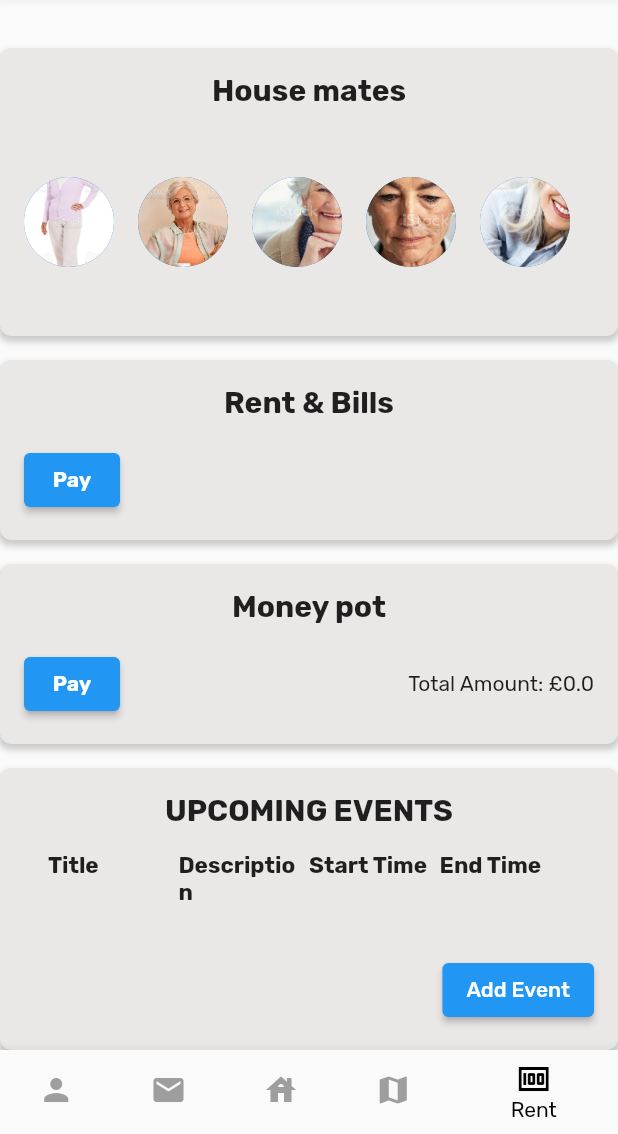
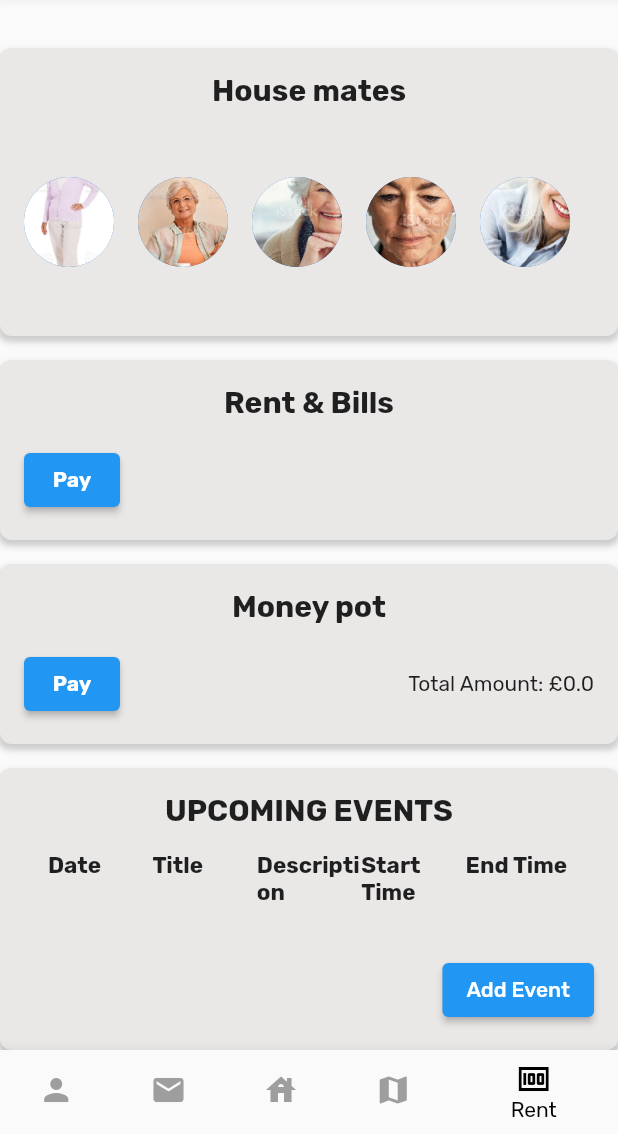
Before and after one commit to WarStoryTideTurner/SETAP-Student-Finance-Tracker, a Flutter app: the screen it shows after launch, item 5 of the bottom bar chosen, scrolled down 215 dp, on a phone screen of 412 x 824 dp, the part 102-1236 px from its top. Run offline on Flutter 3.47's test engine with Material 2 defaults, Android fonts, the phone set to English and light mode, and no system bars; our stand-ins replace google_maps_flutter; missing offline and left inert: dart:html, mysql1.

Commit message:
Added date
Date was missing in the list of events

```diff
--- a/flutter_designs/lib/my_rent_page.dart
+++ b/flutter_designs/lib/my_rent_page.dart
@@ -38,7 +38,6 @@ class _MyRentPageState extends State<MyRentPage> {
   late List<Event> _selectedEvents;
   late DateTime _selectedDay;
 
-  var body;
   List<Event> _getEventsForDay(DateTime day) {
     return _events[day] ?? [];
   }
@@ -112,10 +111,15 @@ class _MyRentPageState extends State<MyRentPage> {
             TextButton(
               onPressed: () {
                 final newEvent = Event(
+                  selectedDate: DateTime(
+                    selectedDate!.year,
+                    selectedDate.month,
+                    selectedDate.day,
+                  ),
                   title: titleController.text,
                   description: descriptionController.text,
                   startTime: DateTime(
-                    selectedDate!.year,
+                    selectedDate.year,
                     selectedDate.month,
                     selectedDate.day,
                     startTime!.hour,
@@ -420,6 +424,12 @@ class _MyRentPageState extends State<MyRentPage> {
                                     const TableRow(
                                       children: [
                                         Text(
+                                          'Date',
+                                          style: TextStyle(
+                                              fontSize: 15,
+                                              fontWeight: FontWeight.bold),
+                                        ),
+                                        Text(
                                           'Title',
                                           style: TextStyle(
                                               fontSize: 15,
@@ -448,6 +458,8 @@ class _MyRentPageState extends State<MyRentPage> {
                                     for (final event in _selectedEvents)
                                       TableRow(
                                         children: [
+                                          Text(
+                                              '${event.selectedDate.day}-${event.selectedDate.month}-${event.selectedDate.year}'),
                                           Text(event.title),
                                           Text(event.description),
                                           Text(
@@ -502,12 +514,14 @@ class _MyRentPageState extends State<MyRentPage> {
 }
 
 class Event {
+  final DateTime selectedDate;
   final String title; // Add this line
   final String description;
   final DateTime startTime;
   final DateTime endTime;
 
   Event({
+    required this.selectedDate,
     required this.title, // Add this line
     required this.description,
     required this.startTime,
```
